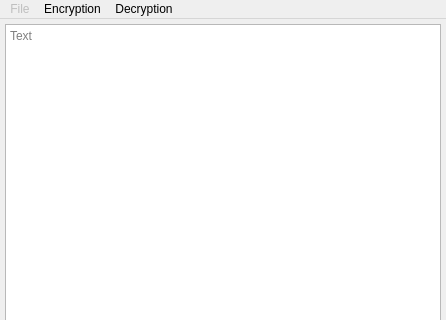
This is vernamco/MainWindow.ui in aiime/vernamco as Qt 5 draws it before an edit; both pictures show x 0 to 446 and y 0 to 320 of the 446 by 618 pixel window. The edited form follows.
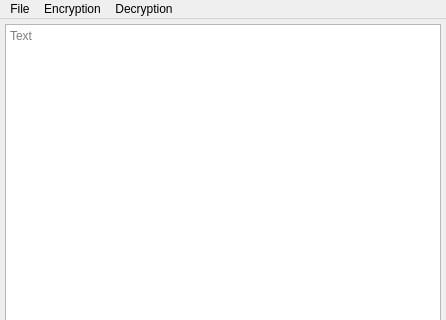
This is the edited form.

Commit message: Add Open, Save, Save As, Close and Exit buttons

What changed in the file:
```diff
--- a/vernamco/MainWindow.ui
+++ b/vernamco/MainWindow.ui
@@ -71,7 +71,7 @@
    </property>
    <widget class="QMenu" name="FileMenu">
     <property name="enabled">
-     <bool>false</bool>
+     <bool>true</bool>
     </property>
     <property name="title">
      <string>File</string>
```
Left out of the diff: 18 changed lines with no effect on the pictures. The commit also changes 2 other files.
